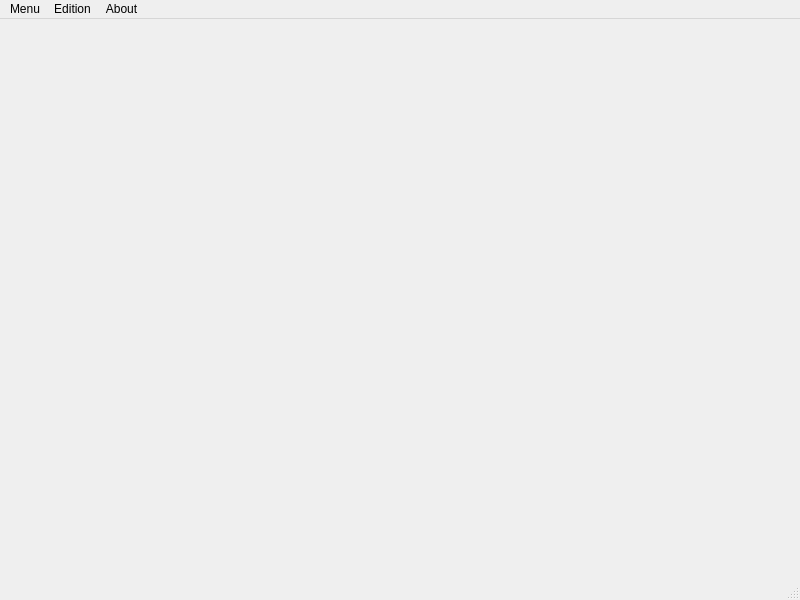
First picture: the form in View/mainwindow.ui, repository mohameddabbebi/Project_QT_CPP-, before the edit.
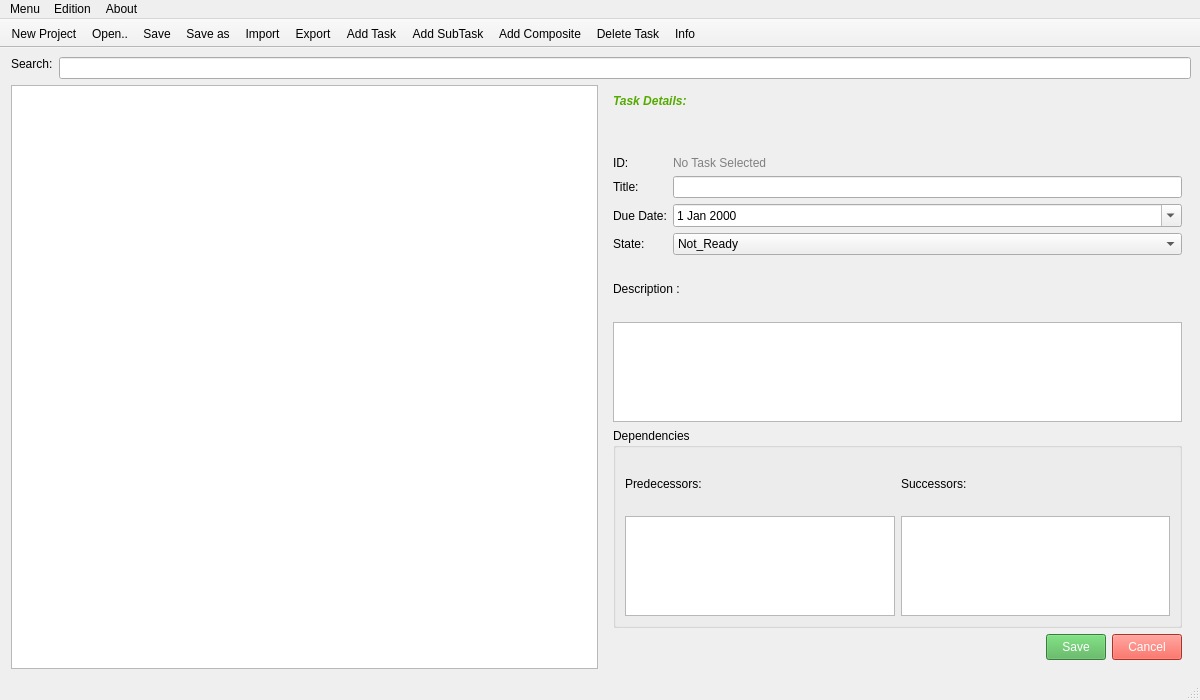
Second picture: the form after the edit.

Patch:
```diff
--- a/View/mainwindow.ui
+++ b/View/mainwindow.ui
@@ -6,20 +6,263 @@
    <rect>
     <x>0</x>
     <y>0</y>
-    <width>800</width>
-    <height>600</height>
+    <width>1200</width>
+    <height>700</height>
    </rect>
   </property>
   <property name="windowTitle">
-   <string>MainWindow</string>
+   <string>KIRA - Gestionnaire de Tâches</string>
   </property>
-  <widget class="QWidget" name="centralwidget"/>
+  <widget class="QWidget" name="centralwidget">
+   <property name="toolTip">
+    <string>&lt;html&gt;&lt;head/&gt;&lt;body&gt;&lt;p align=&quot;justify&quot;&gt;&lt;br/&gt;&lt;/p&gt;&lt;/body&gt;&lt;/html&gt;</string>
+   </property>
+   <property name="layoutDirection">
+    <enum>Qt::LayoutDirection::LeftToRight</enum>
+   </property>
+   <layout class="QVBoxLayout" name="verticalLayout_2">
+    <property name="leftMargin">
+     <number>11</number>
+    </property>
+    <item>
+     <layout class="QHBoxLayout" name="horizontalLayout_5">
+      <item alignment="Qt::AlignmentFlag::AlignTop">
+       <widget class="QLabel" name="Search">
+        <property name="text">
+         <string>Search:</string>
+        </property>
+       </widget>
+      </item>
+      <item alignment="Qt::AlignmentFlag::AlignTop">
+       <widget class="QLineEdit" name="searchBox"/>
+      </item>
+     </layout>
+    </item>
+    <item>
+     <layout class="QHBoxLayout" name="horizontalLayout_7">
+      <item>
+       <widget class="QTreeView" name="treeView">
+        <property name="alternatingRowColors">
+         <bool>true</bool>
+        </property>
+       </widget>
+      </item>
+      <item>
+       <widget class="QWidget" name="detailPanel" native="true">
+        <layout class="QVBoxLayout" name="verticalLayout_8">
+         <item alignment="Qt::AlignmentFlag::AlignTop">
+          <widget class="QLabel" name="TaskDetails">
+           <property name="styleSheet">
+            <string notr="true"/>
+           </property>
+           <property name="text">
+            <string>&lt;html&gt;&lt;head/&gt;&lt;body&gt;&lt;p&gt;&lt;span style=&quot; font-weight:700; font-style:italic; color:#55aa00;&quot;&gt;Task Details: &lt;/span&gt;&lt;/p&gt;&lt;/body&gt;&lt;/html&gt;</string>
+           </property>
+          </widget>
+         </item>
+         <item>
+          <layout class="QGridLayout" name="gridLayout">
+           <item row="1" column="1">
+            <widget class="QLineEdit" name="titleEdit"/>
+           </item>
+           <item row="2" column="0">
+            <widget class="QLabel" name="label_5">
+             <property name="text">
+              <string>Due Date:</string>
+             </property>
+            </widget>
+           </item>
+           <item row="3" column="0">
+            <widget class="QLabel" name="label_6">
+             <property name="text">
+              <string>State:</string>
+             </property>
+            </widget>
+           </item>
+           <item row="0" column="1">
+            <widget class="QLabel" name="taskIdLabel">
+             <property name="styleSheet">
+              <string notr="true">color: gray; font-size: 9pt;</string>
+             </property>
+             <property name="text">
+              <string>No Task Selected</string>
+             </property>
+             <property name="wordWrap">
+              <bool>true</bool>
+             </property>
+            </widget>
+           </item>
+           <item row="0" column="0">
+            <widget class="QLabel" name="label">
+             <property name="text">
+              <string>ID: </string>
+             </property>
+            </widget>
+           </item>
+           <item row="1" column="0">
+            <widget class="QLabel" name="label_2">
+             <property name="text">
+              <string>Title: </string>
+             </property>
+            </widget>
+           </item>
+           <item row="2" column="1">
+            <widget class="QDateEdit" name="dueDateEdit">
+             <property name="calendarPopup">
+              <bool>true</bool>
+             </property>
+            </widget>
+           </item>
+           <item row="3" column="1">
+            <widget class="QComboBox" name="stateCombo">
+             <item>
+              <property name="text">
+               <string>Not_Ready</string>
+              </property>
+             </item>
+             <item>
+              <property name="text">
+               <string>Ready_Todo</string>
+              </property>
+             </item>
+             <item>
+              <property name="text">
+               <string>In_Progress</string>
+              </property>
+             </item>
+             <item>
+              <property name="text">
+               <string>Done</string>
+              </property>
+             </item>
+            </widget>
+           </item>
+          </layout>
+         </item>
+         <item>
+          <widget class="QLabel" name="label_7">
+           <property name="text">
+            <string>Description :</string>
+           </property>
+          </widget>
+         </item>
+         <item>
+          <widget class="QTextEdit" name="descriptionEdit">
+           <property name="maximumSize">
+            <size>
+             <width>16777215</width>
+             <height>100</height>
+            </size>
+           </property>
+          </widget>
+         </item>
+         <item>
+          <widget class="QGroupBox" name="groupBox">
+           <property name="maximumSize">
+            <size>
+             <width>16777215</width>
+             <height>200</height>
+            </size>
+           </property>
+           <property name="title">
+            <string>Dependencies</string>
+           </property>
+           <layout class="QHBoxLayout" name="horizontalLayout_9">
+            <item>
+             <layout class="QVBoxLayout" name="verticalLayout">
+              <item>
+               <widget class="QLabel" name="label_8">
+                <property name="text">
+                 <string>Predecessors: </string>
+                </property>
+               </widget>
+              </item>
+              <item>
+               <widget class="QListWidget" name="prevsListWidget">
+                <property name="maximumSize">
+                 <size>
+                  <width>16777215</width>
+                  <height>100</height>
+                 </size>
+                </property>
+               </widget>
+              </item>
+             </layout>
+            </item>
+            <item>
+             <layout class="QVBoxLayout" name="verticalLayout_3">
+              <item>
+               <widget class="QLabel" name="label_9">
+                <property name="text">
+                 <string>Successors:</string>
+                </property>
+               </widget>
+              </item>
+              <item>
+               <widget class="QListWidget" name="nextsListWidget">
+                <property name="maximumSize">
+                 <size>
+                  <width>16777215</width>
+                  <height>100</height>
+                 </size>
+                </property>
+               </widget>
+              </item>
+             </layout>
+            </item>
+           </layout>
+          </widget>
+         </item>
+         <item>
+          <layout class="QHBoxLayout" name="horizontalLayout_10">
+           <item>
+            <spacer name="horizontalSpacer">
+             <property name="orientation">
+              <enum>Qt::Orientation::Horizontal</enum>
+             </property>
+             <property name="sizeHint" stdset="0">
+              <size>
+               <width>40</width>
+               <height>20</height>
+              </size>
+             </property>
+            </spacer>
+           </item>
+           <item>
+            <widget class="QPushButton" name="saveButton">
+             <property name="styleSheet">
+              <string notr="true">background-color: #4CAF50; color: white; padding: 5px 15px;</string>
+             </property>
+             <property name="text">
+              <string>Save</string>
+             </property>
+            </widget>
+           </item>
+           <item>
+            <widget class="QPushButton" name="cancelButton">
+             <property name="styleSheet">
+              <string notr="true">background-color: #f44336; color: white; padding: 5px 15px;</string>
+             </property>
+             <property name="text">
+              <string>Cancel</string>
+             </property>
+            </widget>
+           </item>
+          </layout>
+         </item>
+        </layout>
+       </widget>
+      </item>
+     </layout>
+    </item>
+   </layout>
+  </widget>
   <widget class="QMenuBar" name="menubar">
    <property name="geometry">
     <rect>
      <x>0</x>
      <y>0</y>
-     <width>800</width>
+     <width>1200</width>
      <height>25</height>
     </rect>
    </property>
@@ -27,51 +270,90 @@
     <property name="title">
      <string>Menu</string>
     </property>
-    <addaction name="actionNouveau"/>
-    <addaction name="actionOuvrir"/>
-    <addaction name="actionEnregistrer"/>
-    <addaction name="actionEnregistrer_Sous"/>
+    <addaction name="actionNewProject"/>
+    <addaction name="actionOpen"/>
+    <addaction name="actionSave"/>
+    <addaction name="actionSaveAs"/>
     <addaction name="actionImporter"/>
     <addaction name="actionExporter"/>
-    <addaction name="actionQuitter"/>
+    <addaction name="actionQuit"/>
    </widget>
    <widget class="QMenu" name="menuEdition">
     <property name="title">
      <string>Edition</string>
     </property>
-    <addaction name="actionNew_Item"/>
-    <addaction name="actionRemove_Item"/>
+    <addaction name="actionAddTask"/>
+    <addaction name="actionAddChild"/>
+    <addaction name="actionDelete"/>
+    <addaction name="actionAddComposite"/>
    </widget>
    <widget class="QMenu" name="menuAbout">
     <property name="title">
      <string>About</string>
     </property>
-    <addaction name="actionInfo"/>
+    <addaction name="actionAbout"/>
    </widget>
    <addaction name="menuFichier"/>
    <addaction name="menuEdition"/>
    <addaction name="menuAbout"/>
   </widget>
-  <widget class="QStatusBar" name="statusbar"/>
-  <action name="actionNouveau">
+  <widget class="QToolBar" name="toolBar">
+   <property name="windowTitle">
+    <string>toolBar</string>
+   </property>
+   <property name="movable">
+    <bool>false</bool>
+   </property>
+   <attribute name="toolBarArea">
+    <enum>TopToolBarArea</enum>
+   </attribute>
+   <attribute name="toolBarBreak">
+    <bool>false</bool>
+   </attribute>
+   <addaction name="actionNewProject"/>
+   <addaction name="actionOpen"/>
+   <addaction name="actionSave"/>
+   <addaction name="actionSaveAs"/>
+   <addaction name="actionImporter"/>
+   <addaction name="actionExporter"/>
+   <addaction name="actionAddTask"/>
+   <addaction name="actionAddChild"/>
+   <addaction name="actionAddComposite"/>
+   <addaction name="actionDelete"/>
+   <addaction name="actionAbout"/>
+  </widget>
+  <widget class="QStatusBar" name="statusBar"/>
+  <action name="actionNewProject">
    <property name="text">
-    <string>New</string>
+    <string>New Project</string>
    </property>
+   <property name="shortcut">
+    <string>Ctrl+N</string>
+   </property>
   </action>
-  <action name="actionOuvrir">
+  <action name="actionOpen">
    <property name="text">
-    <string>Open</string>
+    <string>Open..</string>
    </property>
+   <property name="shortcut">
+    <string>Ctrl+O</string>
+   </property>
   </action>
-  <action name="actionEnregistrer">
+  <action name="actionSave">
    <property name="text">
     <string>Save</string>
    </property>
+   <property name="shortcut">
+    <string>Ctrl+S</string>
+   </property>
   </action>
-  <action name="actionEnregistrer_Sous">
+  <action name="actionSaveAs">
    <property name="text">
     <string>Save as</string>
    </property>
+   <property name="shortcut">
+    <string>Ctrl+Shift+S</string>
+   </property>
   </action>
   <action name="actionImporter">
    <property name="text">
@@ -83,26 +365,42 @@
     <string>Export</string>
    </property>
   </action>
-  <action name="actionQuitter">
+  <action name="actionQuit">
    <property name="text">
     <string>Quit</string>
    </property>
+   <property name="shortcut">
+    <string>Ctrl+Q</string>
+   </property>
   </action>
-  <action name="actionNew_Item">
+  <action name="actionAddTask">
    <property name="text">
-    <string>Add Item</string>
+    <string>Add Task</string>
    </property>
   </action>
-  <action name="actionRemove_Item">
+  <action name="actionDelete">
    <property name="text">
-    <string>Remove Item</string>
+    <string>Delete Task</string>
    </property>
+   <property name="toolTip">
+    <string>Delete Task</string>
+   </property>
   </action>
-  <action name="actionInfo">
+  <action name="actionAbout">
    <property name="text">
     <string>Info</string>
    </property>
   </action>
+  <action name="actionAddChild">
+   <property name="text">
+    <string>Add SubTask</string>
+   </property>
+  </action>
+  <action name="actionAddComposite">
+   <property name="text">
+    <string>Add Composite</string>
+   </property>
+  </action>
  </widget>
  <resources/>
  <connections/>
```
